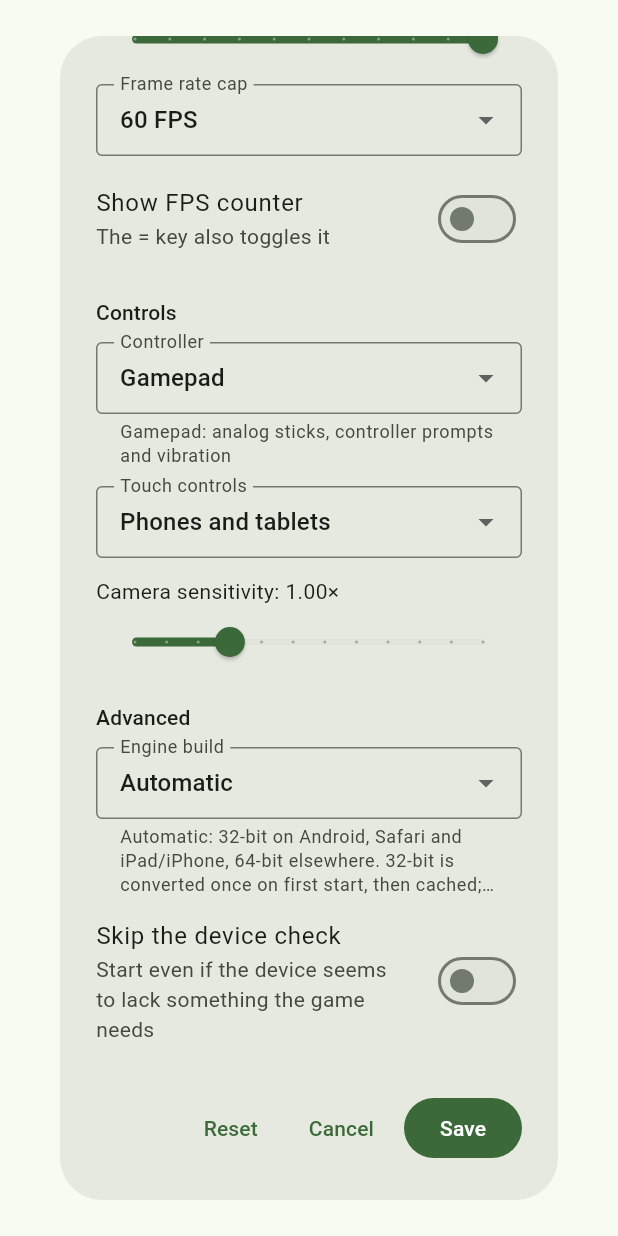
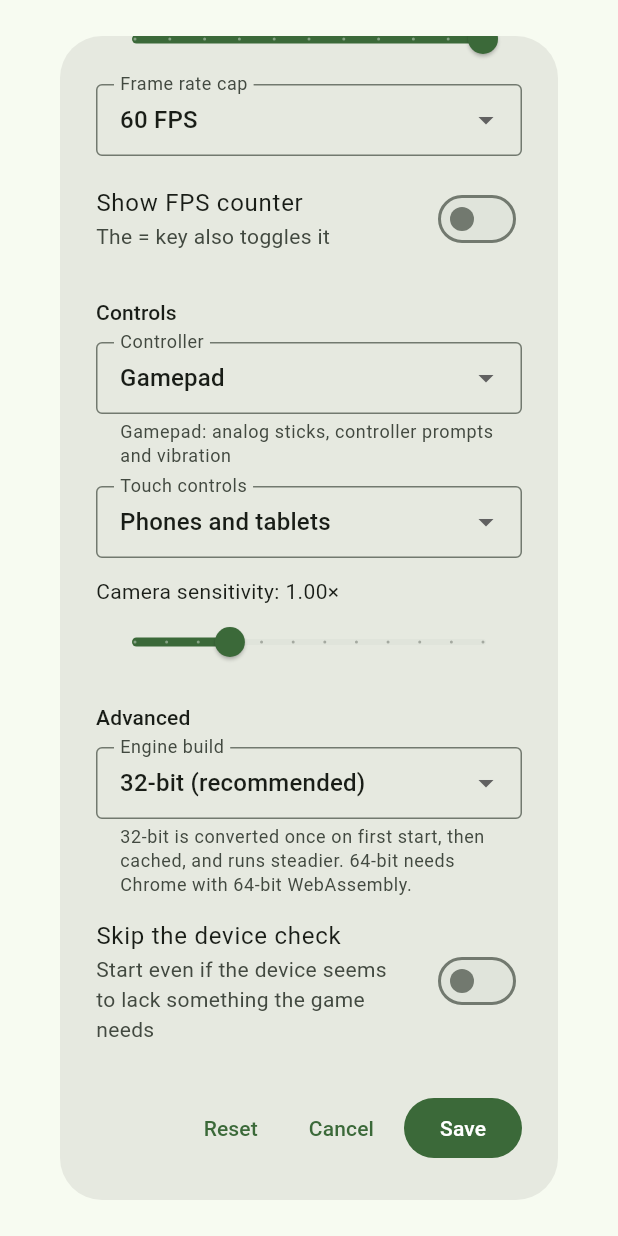
Before and after one commit to dev-gyata/gta-launcher, a Flutter app: the GameOptionsDialog widget shown alone on an empty page, opened directly with empty values, scrolled down 532 dp, on a phone screen of 412 x 824 dp. Run offline on Flutter 3.47's test engine with Material 3 defaults, Android fonts, the phone set to English and light mode, and no system bars; our stand-ins replace hooks, shared_preferences; missing offline and left inert: dart:ffi, file_selector, flutter_inappwebview, window_manager; accounts and stored records are empty.

Commit message:
Phones and tablets: 32-bit selected by default in Game options
On Android and iOS the Engine build starts as 32-bit (recommended), saved
and shown explicitly, with 64-bit selectable on Android and shown but
disabled on iPhone/iPad (WebKit cannot run it; a saved 64-bit choice
falls back to 32-bit there). Desktop keeps Automatic. Reset returns to
the platform's defaults, and the Game options button counts only
options that differ from them.

Co-Authored-By: Claude Opus 5.5 <noreply@anthropic.com>

```diff
--- a/lib/ui/game_options_dialog.dart
+++ b/lib/ui/game_options_dialog.dart
@@ -1,5 +1,8 @@
+import 'dart:io' show Platform;
+
 import 'package:flutter/material.dart';
 
+import '../services/device.dart';
 import '../services/game_options.dart';
 
 /// Edits the game options (passed to the game page as URL options).
@@ -18,7 +21,14 @@ class _GameOptionsDialogState extends State<GameOptionsDialog> {
 
   void _set(GameOptions o) => setState(() => _o = o);
 
-  Widget _choice<T>(String label, T value, Map<T, String> options, ValueChanged<T> onChanged, {String? help}) {
+  Widget _choice<T>(
+    String label,
+    T value,
+    Map<T, String> options,
+    ValueChanged<T> onChanged, {
+    String? help,
+    Set<T> disabled = const {},
+  }) {
     return Padding(
       padding: const EdgeInsets.symmetric(vertical: 6),
       child: DropdownButtonFormField<T>(
@@ -31,7 +41,10 @@ class _GameOptionsDialogState extends State<GameOptionsDialog> {
           border: const OutlineInputBorder(),
           isDense: true,
         ),
-        items: [for (final e in options.entries) DropdownMenuItem(value: e.key, child: Text(e.value))],
+        items: [
+          for (final e in options.entries)
+            DropdownMenuItem(value: e.key, enabled: !disabled.contains(e.key), child: Text(e.value)),
+        ],
         onChanged: (v) {
           if (v != null) onChanged(v);
         },
@@ -167,14 +180,29 @@ class _GameOptionsDialogState extends State<GameOptionsDialog> {
               (v) => _set(o.copyWith(lookSensitivity: v)),
             ),
             _heading('Advanced'),
+            // Phones and tablets: 32-bit is the selected default (no "Automatic"); iPhone/iPad cannot run 64-bit at all.
+            if (isMobile)
+              _choice(
+                'Engine build',
+                o.effectiveEngineBuild == EngineBuild.mem64 ? EngineBuild.mem64 : EngineBuild.mem32,
+                {
+                  EngineBuild.mem32: '32-bit (recommended)',
+                  EngineBuild.mem64: Platform.isIOS ? '64-bit (not supported on iPhone/iPad)' : '64-bit',
+                },
+                (v) => _set(o.copyWith(engineBuild: v)),
+                disabled: Platform.isIOS ? const {EngineBuild.mem64} : const {},
+                help:
+                    '32-bit is converted once on first start, then cached, and runs steadier. 64-bit needs Chrome with 64-bit WebAssembly.',
+              )
+            else
               _choice(
                 'Engine build',
                 o.engineBuild,
                 const {EngineBuild.auto: 'Automatic', EngineBuild.mem64: '64-bit', EngineBuild.mem32: '32-bit'},
                 (v) => _set(o.copyWith(engineBuild: v)),
                 help:
-                  'Automatic: 32-bit on Android, Safari and iPad/iPhone, 64-bit elsewhere. 32-bit is converted once on first start, '
-                  'then cached; it ran steadier in testing. Safari and iOS can only run 32-bit.',
+                    'Automatic: 64-bit in Chrome and Edge, 32-bit in Safari. 32-bit is converted once on first start, '
+                    'then cached; it ran steadier in testing.',
               ),
             _switch(
               'Skip the device check',
@@ -186,7 +214,7 @@ class _GameOptionsDialogState extends State<GameOptionsDialog> {
         ),
       ),
       actions: [
-        TextButton(onPressed: () => _set(GameOptions.defaults), child: const Text('Reset')),
+        TextButton(onPressed: () => _set(GameOptions.platformDefaults), child: const Text('Reset')),
         TextButton(onPressed: () => Navigator.of(context).pop(), child: const Text('Cancel')),
         FilledButton(onPressed: () => Navigator.of(context).pop(_o), child: const Text('Save')),
       ],
--- a/lib/ui/launcher_page.dart
+++ b/lib/ui/launcher_page.dart
@@ -66,7 +66,7 @@ class _LauncherPageState extends State<LauncherPage> {
   bool _clearingCache = false;
   bool _disposed = false;
   bool _playInApp = true;
-  GameOptions _gameOptions = GameOptions.defaults;
+  GameOptions _gameOptions = GameOptions.platformDefaults;
   int? _cacheBytes;
   String? _error;
 
@@ -824,9 +824,9 @@ class _LauncherPageState extends State<LauncherPage> {
                           onPressed: _busy ? null : _editGameOptions,
                           icon: const Icon(Icons.tune),
                           label: Text(
-                            _gameOptions.query.isEmpty
+                            _gameOptions.changedCount == 0
                                 ? 'Game options'
-                                : 'Game options (${_gameOptions.query.length} set)',
+                                : 'Game options (${_gameOptions.changedCount} set)',
                           ),
                         ),
                         if (widget.inApp.available && !Platform.isIOS)
```
Also changed, not shown: lib/services/game_options.dart (+20 -3 lines), 2 other files. Lines whose indentation alone changed are shown as unchanged.
